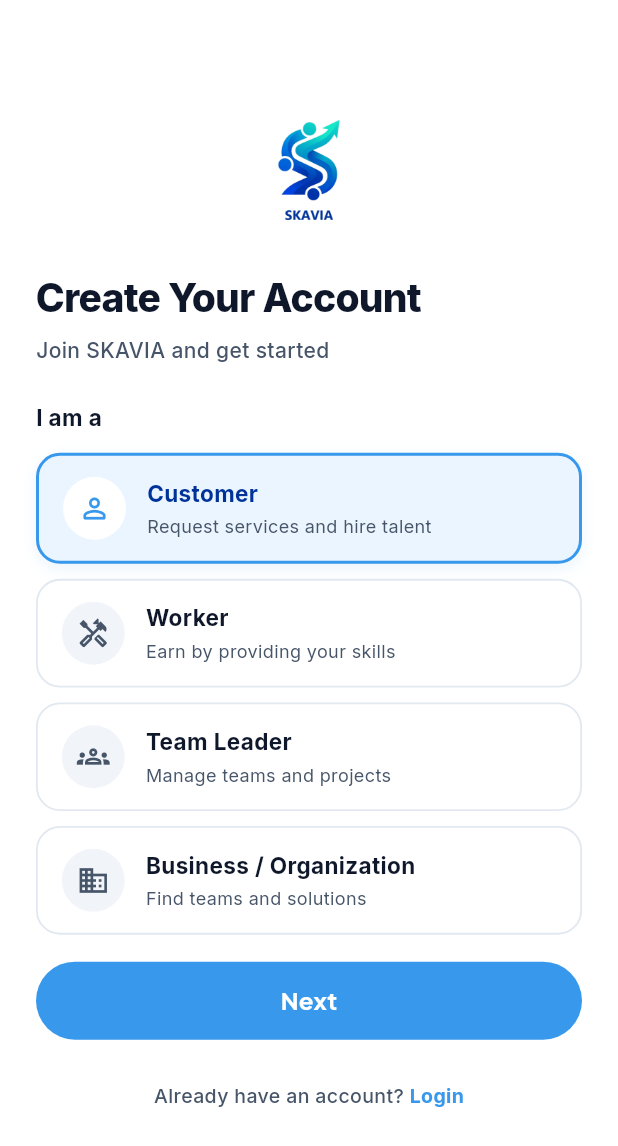
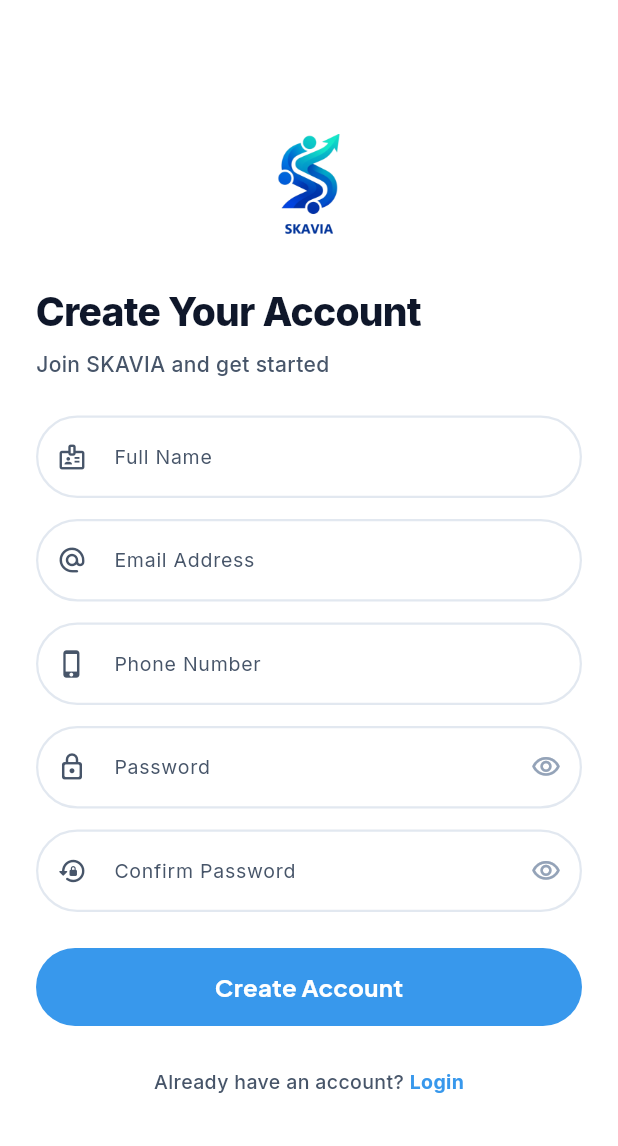
Before and after one commit to Ti838/SKAVIA, a Flutter app: the RegisterScreen screen opened by its route, on a phone screen of 412 x 824 dp. Shown: the top 1146 px of the screen. Run offline on Flutter 3.47's test engine with Material 3 defaults, Android fonts, the phone set to English and light mode, and no system bars; our stand-ins replace firebase_auth, firebase_core, flutter_map, geolocator, google_fonts, google_sign_in and 2 more; accounts and stored records are empty.

Commit message:
feat(auth): simplify registration to unified single-step account creation

```diff
--- a/lib/features/authentication/presentation/screens/register_screen.dart
+++ b/lib/features/authentication/presentation/screens/register_screen.dart
@@ -6,17 +6,12 @@ import '../../../../app/theme/app_dimensions.dart';
 import '../../../../shared/widgets/app_text_field.dart';
 import '../controllers/auth_controller.dart';
 import '../widgets/auth_header_widget.dart';
-import '../widgets/role_selection_card.dart';
 
-/// World-Class Enterprise Registration Screen for SKAVIA.
-/// - Strictly complies with SRS Section 2.3 (User Classes) and Section 3.1.A (FR-A01).
-/// - Mandatory Primary Role Selection:
-///   1. Customer
-///   2. Worker
-///   3. Team Leader
-///   4. Business / Organization
-/// - Full credentials input with live validation
-/// - Guaranteed Zero Layout Overflow via responsive layout budgeting
+/// Single unified registration screen for SKAVIA.
+/// - Single-step account creation for all users.
+/// - Seamless role switching (Customer ↔ Worker) enabled within the app.
+/// - Full credentials input with live validation.
+/// - Responsive layout budgeting with zero overflow.
 class RegisterScreen extends StatefulWidget {
   const RegisterScreen({super.key});
 
@@ -32,9 +27,6 @@ class _RegisterScreenState extends State<RegisterScreen> {
   final _passwordController = TextEditingController();
   final _confirmPasswordController = TextEditingController();
   final _authController = AuthController();
-
-  String _selectedRole = 'Customer';
-  bool _showForm = false;
 
   @override
   void dispose() {
@@ -59,13 +51,13 @@ class _RegisterScreenState extends State<RegisterScreen> {
       email: _emailController.text.trim(),
       password: _passwordController.text,
       phone: formattedPhone,
-      primaryRole: _selectedRole,
+      primaryRole: 'Individual Customer',
     );
 
     if (success && mounted) {
       ScaffoldMessenger.of(context).showSnackBar(
-        SnackBar(
-          content: Text('Account created as $_selectedRole!'),
+        const SnackBar(
+          content: Text('Account created successfully!'),
           backgroundColor: AppColors.success,
         ),
       );
@@ -100,59 +92,6 @@ class _RegisterScreenState extends State<RegisterScreen> {
                       subtitle: 'Join SKAVIA and get started',
                     ),
                     const SizedBox(height: 24),
-
-                    // "I am a" Section
-                    const Align(
-                      alignment: Alignment.centerLeft,
-                      child: Text(
-                        'I am a',
-                        style: TextStyle(
-                          fontSize: 15,
-                          fontWeight: FontWeight.w700,
-                          color: AppColors.textDark,
-                        ),
-                      ),
-                    ),
-                    const SizedBox(height: 12),
-
-                    // 4 Role Selection Cards matching Reference Screen 3
-                    RoleSelectionCard(
-                      id: 'Customer',
-                      title: 'Customer',
-                      desc: 'Request services and hire talent',
-                      icon: Icons.person_outline_rounded,
-                      isSelected: _selectedRole == 'Customer',
-                      onSelect: (val) => setState(() => _selectedRole = val),
-                    ),
-                    const SizedBox(height: 10),
-                    RoleSelectionCard(
-                      id: 'Worker',
-                      title: 'Worker',
-                      desc: 'Earn by providing your skills',
-                      icon: Icons.handyman_outlined,
-                      isSelected: _selectedRole == 'Worker',
-                      onSelect: (val) => setState(() => _selectedRole = val),
-                    ),
-                    const SizedBox(height: 10),
-                    RoleSelectionCard(
-                      id: 'Team Leader',
-                      title: 'Team Leader',
-                      desc: 'Manage teams and projects',
-                      icon: Icons.groups_outlined,
-                      isSelected: _selectedRole == 'Team Leader',
-                      onSelect: (val) => setState(() => _selectedRole = val),
-                    ),
-                    const SizedBox(height: 10),
-                    RoleSelectionCard(
-                      id: 'Business / Organization',
-                      title: 'Business / Organization',
-                      desc: 'Find teams and solutions',
-                      icon: Icons.domain_outlined,
-                      isSelected: _selectedRole == 'Business / Organization',
-                      onSelect: (val) => setState(() => _selectedRole = val),
-                    ),
-
-                    const SizedBox(height: 18),
 
                     // Error Banner if exists
                     ListenableBuilder(
@@ -195,8 +134,7 @@ class _RegisterScreenState extends State<RegisterScreen> {
                       },
                     ),
 
-                    // Step 2 Form Details
-                    if (_showForm) ...[
+                    // Full Name Input
                     AppTextField(
                       controller: _fullNameController,
                       label: 'Full Name',
@@ -215,6 +153,7 @@ class _RegisterScreenState extends State<RegisterScreen> {
                     ),
                     const SizedBox(height: 14),
 
+                    // Email Address Input
                     AppTextField(
                       controller: _emailController,
                       label: 'Email Address',
@@ -237,6 +176,7 @@ class _RegisterScreenState extends State<RegisterScreen> {
                     ),
                     const SizedBox(height: 14),
 
+                    // Phone Number Input
                     AppTextField(
                       controller: _phoneController,
                       label: 'Phone Number',
@@ -256,6 +196,7 @@ class _RegisterScreenState extends State<RegisterScreen> {
                     ),
                     const SizedBox(height: 14),
 
+                    // Password Input
                     AppTextField(
                       controller: _passwordController,
                       label: 'Password',
@@ -278,6 +219,7 @@ class _RegisterScreenState extends State<RegisterScreen> {
                     ),
                     const SizedBox(height: 14),
 
+                    // Confirm Password Input
                     AppTextField(
                       controller: _confirmPasswordController,
                       label: 'Confirm Password',
@@ -295,10 +237,9 @@ class _RegisterScreenState extends State<RegisterScreen> {
                         return null;
                       },
                     ),
-                      const SizedBox(height: 20),
-                    ],
+                    const SizedBox(height: 24),
 
-                    // Next / Submit Blue Pill Button
+                    // Submit Blue Pill Button
                     ListenableBuilder(
                       listenable: _authController,
                       builder: (context, _) {
@@ -308,13 +249,7 @@ class _RegisterScreenState extends State<RegisterScreen> {
                           child: ElevatedButton(
                             onPressed: _authController.isLoading
                                 ? null
-                                : () {
-                                    if (!_showForm) {
-                                      setState(() => _showForm = true);
-                                    } else {
-                                      _handleRegister();
-                                    }
-                                  },
+                                : _handleRegister,
                             style: ElevatedButton.styleFrom(
                               backgroundColor: AppColors.primarySky,
                               foregroundColor: Colors.white,
@@ -334,9 +269,9 @@ class _RegisterScreenState extends State<RegisterScreen> {
                                       ),
                                     ),
                                   )
-                                : Text(
-                                    _showForm ? 'Create Account' : 'Next',
-                                    style: const TextStyle(
+                                : const Text(
+                                    'Create Account',
+                                    style: TextStyle(
                                       fontSize: 16,
                                       fontWeight: FontWeight.w700,
                                       letterSpacing: 0.2,
```
Lines whose indentation alone changed are shown as unchanged.
